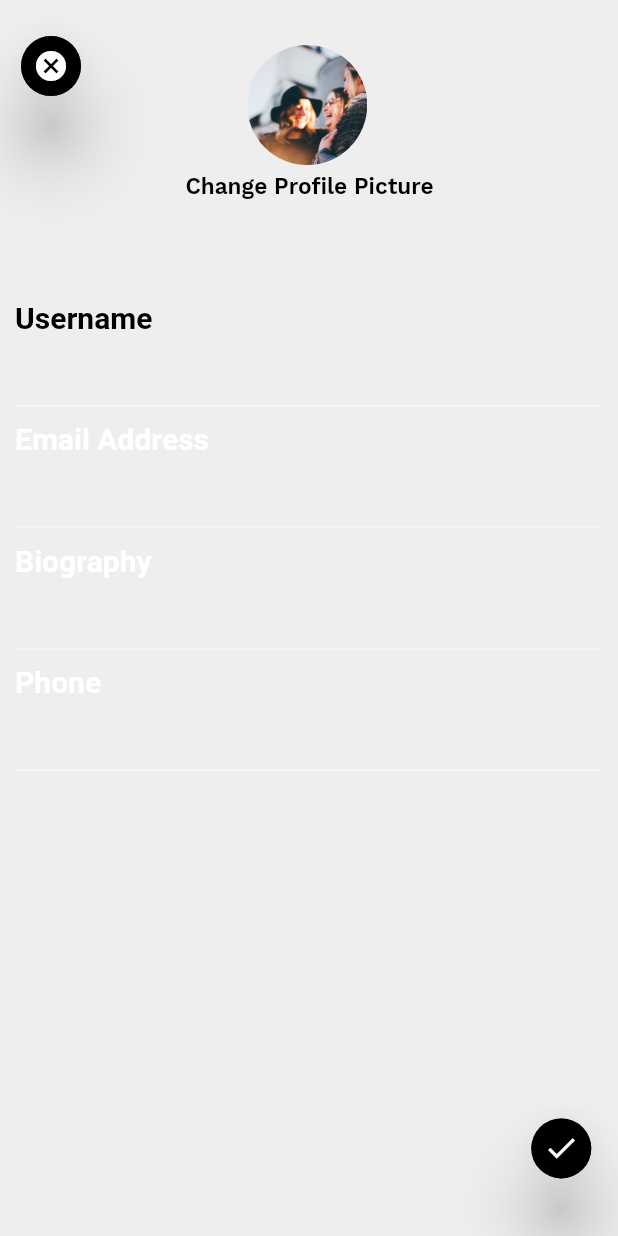
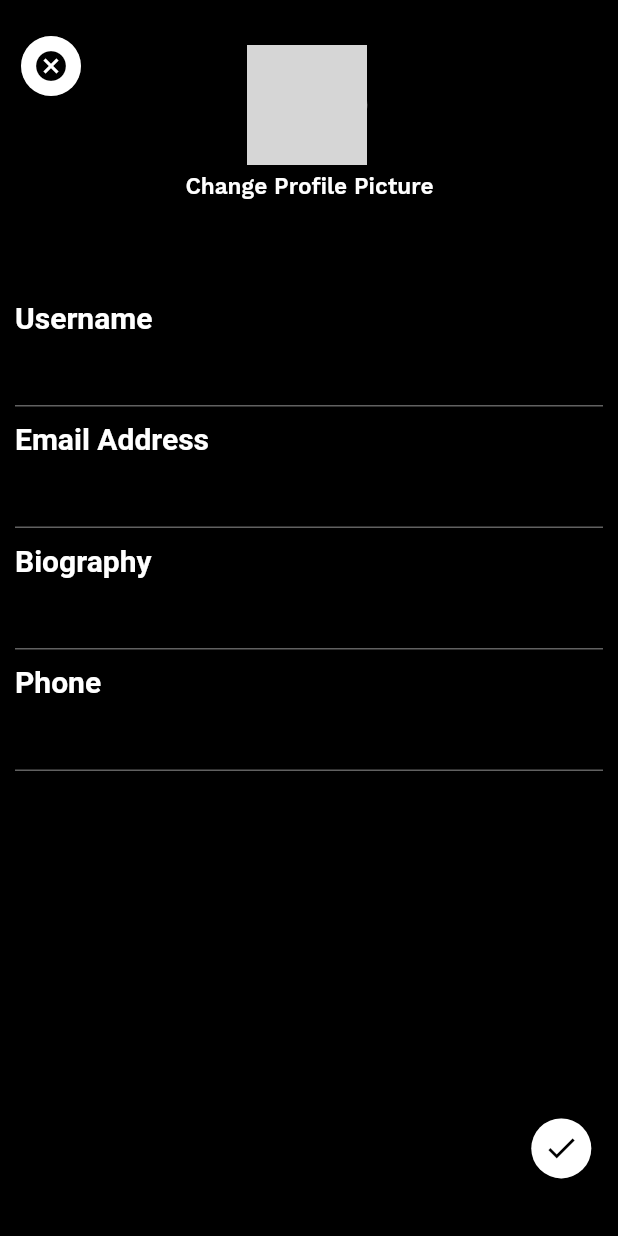
Before and after one commit to Phelickz/campus, a Flutter app: the ProfileEdit screen opened directly with empty values, on a phone screen of 412 x 824 dp. Run offline on Flutter 3.47's test engine with Material 2 defaults, Android fonts, the phone set to English and light mode, and no system bars; our stand-ins replace animated_text_kit, auto_size_text, cloud_firestore, firebase_auth, firebase_storage, flutter_spinkit and 7 more; missing offline and left inert: photofilters; accounts and stored records are empty; network calls fail; project files that could hold a hidden picture were left out; grey boxes are pictures that could not be loaded.

Commit message:
made new changes

```diff
--- a/lib/screens/editProfile.dart
+++ b/lib/screens/editProfile.dart
@@ -1,4 +1,6 @@
+import 'package:campus/services/theme_notifier.dart';
 import 'package:campus/state/authstate.dart';
+import 'package:campus/utils/theme.dart';
 import 'package:flutter/material.dart';
 import 'package:provider/provider.dart';
 import 'dart:io';
@@ -11,9 +13,11 @@ class EditProfile extends StatefulWidget {
 }
 
 class _EditProfileState extends State<EditProfile> {
+  var _darkTheme;
   @override
   Widget build(BuildContext context) {
-
+    final themeNotifier = Provider.of<ThemeNotifier>(context, listen: false);
+    _darkTheme = (themeNotifier.getTheme() == darkTheme);
     final formKey = GlobalKey<FormState>();
     TextEditingController _usernameController = TextEditingController();
     TextEditingController _emailController = TextEditingController();
--- a/lib/screens/profileEdit.dart
+++ b/lib/screens/profileEdit.dart
@@ -1,6 +1,9 @@
 import 'package:campus/screens/login.dart';
+import 'package:campus/services/theme_notifier.dart';
+import 'package:campus/utils/theme.dart';
 import 'package:flutter/cupertino.dart';
 import 'package:flutter/material.dart';
+import 'package:provider/provider.dart';
 
 import 'editProfile.dart';
 
@@ -12,8 +15,9 @@ class ProfileEdit extends StatefulWidget {
   final emailAddress;
   final phone;
   final EditMode editMode;
+  final profileUrl;
   ProfileEdit(
-      this.editMode, this.bio, this.emailAddress, this.username, this.phone);
+      this.editMode, this.bio, this.emailAddress, this.username, this.phone, this.profileUrl);
   @override
   _ProfileEditState createState() => _ProfileEditState(
       this.editMode, this.bio, this.emailAddress, this.username, this.phone);
@@ -31,10 +35,15 @@ class _ProfileEditState extends State<ProfileEdit> {
   final bio;
   final emailAddress;
   final phone;
+  var _darkTheme;
   // final phone;
   _ProfileEditState(
-
-      this.editMode, this.bio, this.emailAddress,this.username,   this.phone,);
+    this.editMode,
+    this.bio,
+    this.emailAddress,
+    this.username,
+    this.phone,
+  );
 
   @override
   void didChangeDependencies() {
@@ -49,6 +58,8 @@ class _ProfileEditState extends State<ProfileEdit> {
 
   @override
   Widget build(BuildContext context) {
+    final themeNotifier = Provider.of<ThemeNotifier>(context, listen: false);
+    _darkTheme = (themeNotifier.getTheme() == darkTheme);
     return SafeArea(
       child: Scaffold(
         body: Stack(
@@ -69,7 +80,7 @@ class _ProfileEditState extends State<ProfileEdit> {
     return Container(
       height: MediaQuery.of(context).size.height,
       width: MediaQuery.of(context).size.width,
-      color: Colors.grey[200],
+      color: _darkTheme ? Colors.black : Colors.grey[200],
     );
   }
 
@@ -85,9 +96,10 @@ class _ProfileEditState extends State<ProfileEdit> {
             Navigator.pop(context);
           },
           child: CircleAvatar(
-            backgroundColor: Colors.black,
+            backgroundColor: _darkTheme ? Colors.white : Colors.black,
             radius: 20,
-            child: Icon(Icons.cancel, color: Colors.white),
+            child: Icon(Icons.cancel,
+                color: _darkTheme ? Colors.black : Colors.white),
           ),
         ),
       ),
@@ -106,11 +118,11 @@ class _ProfileEditState extends State<ProfileEdit> {
               _formKey.currentState;
             },
             child: CircleAvatar(
-              backgroundColor: Colors.black,
+              backgroundColor: _darkTheme ? Colors.white : Colors.black,
               radius: 20,
               child: Icon(
                 Icons.done,
-                color: Colors.white,
+                color: _darkTheme ? Colors.black : Colors.white,
               ),
             ),
           )),
@@ -122,9 +134,9 @@ class _ProfileEditState extends State<ProfileEdit> {
       top: 30,
       left: MediaQuery.of(context).size.width * 0.4,
       child: CircleAvatar(
-        backgroundImage: AssetImage('assets/images/wpid-11.png'),
+        backgroundImage: NetworkImage(this.widget.profileUrl),
         radius: 40,
-        backgroundColor: Colors.transparent,
+        backgroundColor: Colors.white,
       ),
     );
   }
@@ -141,7 +153,7 @@ class _ProfileEditState extends State<ProfileEdit> {
         child: Text(
           'Change Profile Picture',
           style: TextStyle(
-              color: Colors.black,
+              color: _darkTheme ? Colors.white : Colors.black,
               fontSize: 15,
               fontFamily: 'WorkSansSemiBold'),
         ),
@@ -167,7 +179,7 @@ class _ProfileEditState extends State<ProfileEdit> {
                       Text(
                         'Username',
                         style: TextStyle(
-                        color: Colors.black,
+                            color: _darkTheme ? Colors.white : Colors.black,
                             fontSize: 20,
                             fontWeight: FontWeight.bold),
                       ),
@@ -181,7 +193,10 @@ class _ProfileEditState extends State<ProfileEdit> {
                       ),
                       Text(
                         'Email Address',
-                    style: TextStyle(fontSize: 20, fontWeight: FontWeight.bold),
+                        style: TextStyle(
+                            color: _darkTheme ? Colors.white : Colors.black,
+                            fontSize: 20,
+                            fontWeight: FontWeight.bold),
                       ),
                       TextFormField(
                         validator: EmailValidator.validate,
@@ -194,7 +209,10 @@ class _ProfileEditState extends State<ProfileEdit> {
                       ),
                       Text(
                         'Biography',
-                    style: TextStyle(fontSize: 20, fontWeight: FontWeight.bold),
+                        style: TextStyle(
+                            color: _darkTheme ? Colors.white : Colors.black,
+                            fontSize: 20,
+                            fontWeight: FontWeight.bold),
                       ),
                       TextFormField(
                         controller: _bioController,
@@ -206,7 +224,10 @@ class _ProfileEditState extends State<ProfileEdit> {
                       ),
                       Text(
                         'Phone',
-                    style: TextStyle(fontSize: 20, fontWeight: FontWeight.bold),
+                        style: TextStyle(
+                            color: _darkTheme ? Colors.white : Colors.black,
+                            fontSize: 20,
+                            fontWeight: FontWeight.bold),
                       ),
                       TextFormField(
                         controller: _phoneController,
--- a/lib/screens/profiletest.dart
+++ b/lib/screens/profiletest.dart
@@ -275,7 +275,8 @@ class _ProfileTestState extends State<ProfileTest> {
                                                                 item.username,
                                                                 item.bio,
                                                                 item.email,
-                                                                item.phone)));
+                                                                item.phone,
+                                                                item.photoUrl)));
                                               }),
                                         ),
                                       )
```
Also changed, not shown: lib/screens/commentScreen.dart (+30 -13 lines), lib/screens/feedss.dart (+52 -12 lines), lib/screens/profile.dart (+82 -100 lines), lib/services/firestore.dart (+9 -2 lines), 1 other file. Lines whose indentation alone changed are shown as unchanged.
